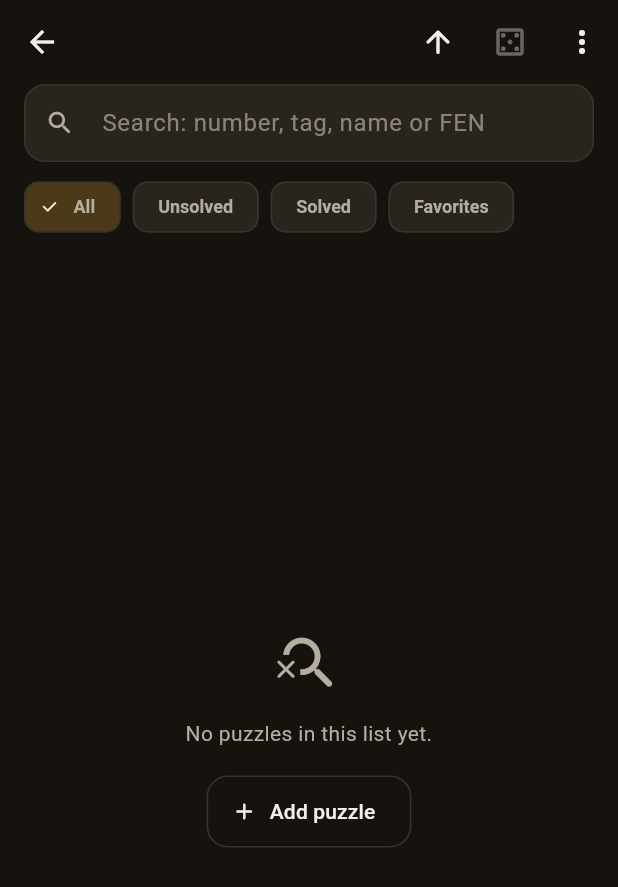
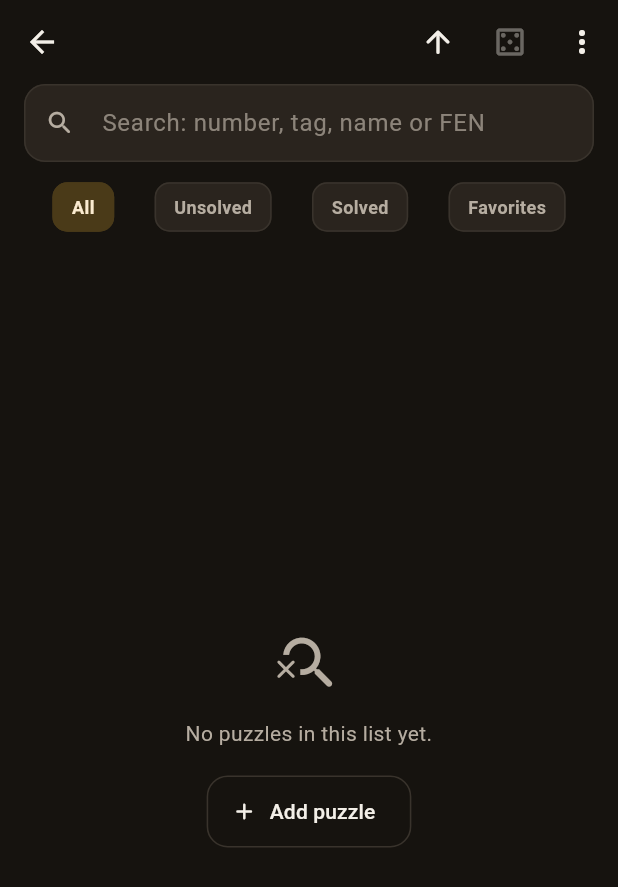
Before and after one commit to stranger-the-unknown/chess-library, a Flutter app: the PuzzleListScreen screen opened directly with empty values, on a phone screen of 412 x 824 dp. Shown: the top 887 px of the screen. Run offline on Flutter 3.47's test engine with Material 3 defaults, Android fonts, the phone set to English and light mode, and no system bars; our stand-ins replace file_picker, flutter_svg, just_audio, shared_preferences; accounts and stored records are empty.

Commit message:
Süzgeçler sığdığında sabit sekme oldu
Şerit hep kaydırmalıydı ve son çip ekranın kenarından taşıyordu;
kullanıcı görmediği bir şeyi aramak zorunda kalıyordu. Yeni FilterStrip
çiplerin genişliğini TextPainter ile gerçekten ölçüyor: sığıyorlarsa
satıra yayılıyorlar, sığmıyorlarsa (oyun sonu listelerindeki yedi çip
gibi) eskisi gibi kaydırılıyorlar. Sabit bir "kaç çipe kadar" sayısı
dile ve yazı tipi ölçeğine göre yanlış olurdu.

Çip Material'ın ChoiceChip'i değil: o widget etiketin çevresine
beklenmedik genişlikte pay koyuyor ve ölçüm ile çizim tutmuyordu.

Oyun listesinde "Sadece favoriler" artık "Favoriler"; okunan sayısı
şeritten kalkıp listeler sekmesindeki karta taşındı, böylece listeye
girmeden görünüyor.

Testler etiket genişliğini değil şeridin kararını ölçüyor: flutter test
gerçek yazı tipi yerine her harfi kare sayan bir test yazı tipi
kullandığı için "şu etiketler telefona sığar mı" sorusu testte anlamlı
cevap vermiyor.

Co-Authored-By: Claude Opus 5 <noreply@anthropic.com>

```diff
--- a/lib/l10n/app_strings.dart
+++ b/lib/l10n/app_strings.dart
@@ -182,6 +182,7 @@ class Strings {
     'common.showAll': 'Tümünü göster',
     'common.clearSelection': 'Seçimi temizle',
     'common.onlyFavorites': 'Sadece favoriler',
+    'common.favorites': 'Favoriler',
     'common.editPosition': 'Pozisyonu düzenle',
     'common.noMovesYet': 'Henüz hamle yok',
     'board.savePng': 'Tahtayı PNG olarak kaydet',
@@ -347,6 +348,7 @@ class Strings {
     'lists.deleteList': 'Listeyi sil',
     'lists.deleteListMessage': '"{name}" ve içindeki {count} oyun silinecek.',
     'lists.gameCount': '{count} oyun',
+    'lists.gameCountRead': '{count} oyun · {read} okundu',
     'lists.exportPgn': 'PGN dosyası olarak dışa aktar',
     'lists.exporting': 'Oyunlar PGN biçimine çevriliyor…',
     'lists.exported': 'Liste PGN olarak kaydedildi.',
@@ -682,6 +684,7 @@ class Strings {
     'common.showAll': 'Show all',
     'common.clearSelection': 'Clear selection',
     'common.onlyFavorites': 'Favorites only',
+    'common.favorites': 'Favorites',
     'common.editPosition': 'Edit position',
     'common.noMovesYet': 'No moves yet',
     'board.savePng': 'Save board as PNG',
@@ -837,6 +840,7 @@ class Strings {
     'lists.deleteListMessage':
         '"{name}" and the {count} games in it will be deleted.',
     'lists.gameCount': '{count} games',
+    'lists.gameCountRead': '{count} games · {read} read',
     'lists.exportPgn': 'Export as a PGN file',
     'lists.exporting': 'Converting games to PGN…',
     'lists.exported': 'The list was saved as PGN.',
--- a/lib/screens/puzzles/puzzle_list_screen.dart
+++ b/lib/screens/puzzles/puzzle_list_screen.dart
@@ -2,6 +2,7 @@ import 'dart:math' as math;
 
 import 'package:flutter/material.dart';
 
+import '../../widgets/filter_strip.dart';
 import '../../widgets/responsive.dart';
 
 import '../../l10n/app_strings.dart';
@@ -517,34 +518,49 @@ class _PuzzleListScreenState extends State<PuzzleListScreen> {
                   ),
                 ),
               ),
-              SizedBox(
-                height: 44,
-                child: ListView(
-                  scrollDirection: Axis.horizontal,
-                  padding: const EdgeInsets.symmetric(horizontal: 12),
-                  children: [
-                    _filterChip(t('puzzles.filterAll'), _Filter.all),
-                    _filterChip(t('puzzles.filterUnsolved'), _Filter.unsolved),
-                    _filterChip(t('puzzles.filterSolved'), _Filter.solved),
-                    _filterChip(
-                      t('puzzles.filterFavorites'),
-                      _Filter.favorites,
+              FilterStrip(
+                options: [
+                  FilterOption(
+                    label: t('puzzles.filterAll'),
+                    selected: _filter == _Filter.all,
+                    onTap: () => _selectFilter(_Filter.all),
+                  ),
+                  FilterOption(
+                    label: t('puzzles.filterUnsolved'),
+                    selected: _filter == _Filter.unsolved,
+                    onTap: () => _selectFilter(_Filter.unsolved),
+                  ),
+                  FilterOption(
+                    label: t('puzzles.filterSolved'),
+                    selected: _filter == _Filter.solved,
+                    onTap: () => _selectFilter(_Filter.solved),
+                  ),
+                  FilterOption(
+                    label: t('puzzles.filterFavorites'),
+                    selected: _filter == _Filter.favorites,
+                    onTap: () => _selectFilter(_Filter.favorites),
+                  ),
+                  // Sonuç süzgeçleri yalnızca oyun sonu listelerinde
+                  // anlamlı; başka listelerde yer kaplamasınlar. Yedi çip
+                  // sığmadığı için şerit orada kaydırmalı oluyor.
+                  if (widget.collection.isEndgame && _hasOutcomes) ...[
+                    FilterOption(
+                      label: t('puzzles.filterWhiteWin'),
+                      selected: _filter == _Filter.whiteWin,
+                      onTap: () => _selectFilter(_Filter.whiteWin),
                     ),
-                    // Sonuç süzgeçleri yalnızca oyun sonu listelerinde
-                    // anlamlı; başka listelerde yer kaplamasınlar.
-                    if (widget.collection.isEndgame && _hasOutcomes) ...[
-                      _filterChip(
-                        t('puzzles.filterWhiteWin'),
-                        _Filter.whiteWin,
-                      ),
-                      _filterChip(t('puzzles.filterDraw'), _Filter.draw),
-                      _filterChip(
-                        t('puzzles.filterBlackWin'),
-                        _Filter.blackWin,
-                      ),
-                    ],
+                    FilterOption(
+                      label: t('puzzles.filterDraw'),
+                      selected: _filter == _Filter.draw,
+                      onTap: () => _selectFilter(_Filter.draw),
+                    ),
+                    FilterOption(
+                      label: t('puzzles.filterBlackWin'),
+                      selected: _filter == _Filter.blackWin,
+                      onTap: () => _selectFilter(_Filter.blackWin),
+                    ),
                   ],
-                ),
+                ],
               ),
             ],
           ),
@@ -592,17 +608,6 @@ class _PuzzleListScreenState extends State<PuzzleListScreen> {
     });
   }
 
-  Widget _filterChip(String label, _Filter value) {
-    return Padding(
-      padding: const EdgeInsets.symmetric(horizontal: 4),
-      child: ChoiceChip(
-        mouseCursor: kClickable,
-        label: Text(label),
-        selected: _filter == value,
-        onSelected: (_) => _selectFilter(value),
-      ),
-    );
-  }
 
   Widget _empty(ColorScheme scheme) {
     return Center(
--- /dev/null
+++ b/lib/widgets/filter_strip.dart
@@ -0,0 +1,135 @@
+import 'package:flutter/material.dart';
+
+import 'cursors.dart';
+
+/// Süzgeç şeridindeki tek bir seçenek.
+class FilterOption {
+  final String label;
+  final bool selected;
+  final VoidCallback onTap;
+
+  const FilterOption({
+    required this.label,
+    required this.selected,
+    required this.onTap,
+  });
+}
+
+/// Süzgeç çipleri: sığıyorlarsa sabit sekme gibi, sığmıyorlarsa kaydırmalı.
+///
+/// Şerit hep kaydırmalıyken son çip ekranın kenarından azıcık taşıyor ve
+/// kullanıcı görmediği bir şeyi aramak zorunda kalıyordu. Burada çiplerin
+/// genişliği gerçekten ölçülüyor: hepsi sığıyorsa satıra eşit aralıkla
+/// yayılıyorlar, sığmıyorsa (oyun sonu listelerindeki yedi çip gibi)
+/// eskisi gibi kaydırılıyorlar.
+///
+/// Ölçüm tahminle değil [TextPainter] ile yapılıyor; etiket uzunluğu dile
+/// ve yazı tipi ölçeğine göre değiştiği için sabit bir sayı yanlış olurdu.
+class FilterStrip extends StatelessWidget {
+  final List<FilterOption> options;
+
+  /// Çipin metin dışındaki genişliği: iki yandaki dolgu ve kenarlık.
+  ///
+  /// Çip Material'ın `ChoiceChip`'i değil; o widget etiketin çevresine
+  /// beklenmedik genişlikte bir pay koyuyor ve ölçüm ile çizim tutmuyor.
+  /// Burada çizim de ölçüm de aynı iki sayıya dayanıyor.
+  static const double _labelPadding = 12;
+  static const double _border = 1;
+  static const double _chipPadding = _labelPadding * 2 + _border * 2;
+
+  /// Çipler arasındaki boşluk.
+  static const double _gap = 8;
+
+  const FilterStrip({super.key, required this.options});
+
+  double _chipWidth(BuildContext context, String label) {
+    final style = Theme.of(context).chipTheme.labelStyle ??
+        Theme.of(context).textTheme.labelLarge;
+    final painter = TextPainter(
+      text: TextSpan(text: label, style: style),
+      textDirection: Directionality.of(context),
+      textScaler: MediaQuery.textScalerOf(context),
+    )..layout();
+    return painter.width + _chipPadding;
+  }
+
+  Widget _chip(BuildContext context, FilterOption option) {
+    final scheme = Theme.of(context).colorScheme;
+    final style = Theme.of(context).chipTheme.labelStyle;
+    return Semantics(
+      selected: option.selected,
+      button: true,
+      child: Material(
+        color: option.selected
+            ? scheme.secondaryContainer
+            : scheme.surfaceContainerHigh,
+        borderRadius: BorderRadius.circular(10),
+        child: InkWell(
+          mouseCursor: kClickable,
+          borderRadius: BorderRadius.circular(10),
+          onTap: option.onTap,
+          child: Container(
+            padding: const EdgeInsets.symmetric(
+              horizontal: _labelPadding,
+              vertical: 7,
+            ),
+            decoration: BoxDecoration(
+              borderRadius: BorderRadius.circular(10),
+              border: Border.all(
+                color: option.selected
+                    ? scheme.secondaryContainer
+                    : scheme.outlineVariant,
+                width: _border,
+              ),
+            ),
+            child: Text(
+              option.label,
+              style: style?.copyWith(
+                color: option.selected
+                    ? scheme.onSecondaryContainer
+                    : scheme.onSurfaceVariant,
+              ),
+            ),
+          ),
+        ),
+      ),
+    );
+  }
+
+  @override
+  Widget build(BuildContext context) {
+    return SizedBox(
+      height: 44,
+      child: LayoutBuilder(
+        builder: (context, constraints) {
+          final widths =
+              options.map((o) => _chipWidth(context, o.label)).toList();
+          final total = widths.fold<double>(0, (sum, w) => sum + w) +
+              _gap * (options.length + 1);
+
+          if (total <= constraints.maxWidth) {
+            return Padding(
+              padding: const EdgeInsets.symmetric(horizontal: _gap),
+              child: Row(
+                mainAxisAlignment: MainAxisAlignment.spaceEvenly,
+                children: [
+                  for (final option in options) _chip(context, option),
+                ],
+              ),
+            );
+          }
+
+          return ListView.separated(
+            scrollDirection: Axis.horizontal,
+            padding: const EdgeInsets.symmetric(horizontal: 12),
+            itemCount: options.length,
+            separatorBuilder: (_, __) => const SizedBox(width: _gap),
+            itemBuilder: (context, index) => Center(
+              child: _chip(context, options[index]),
+            ),
+          );
+        },
+      ),
+    );
+  }
+}
```
Also changed, not shown: lib/screens/playlist_detail_screen.dart (+27 -42 lines), lib/screens/playlist_screen.dart (+9 -1 lines), 1 other file.
